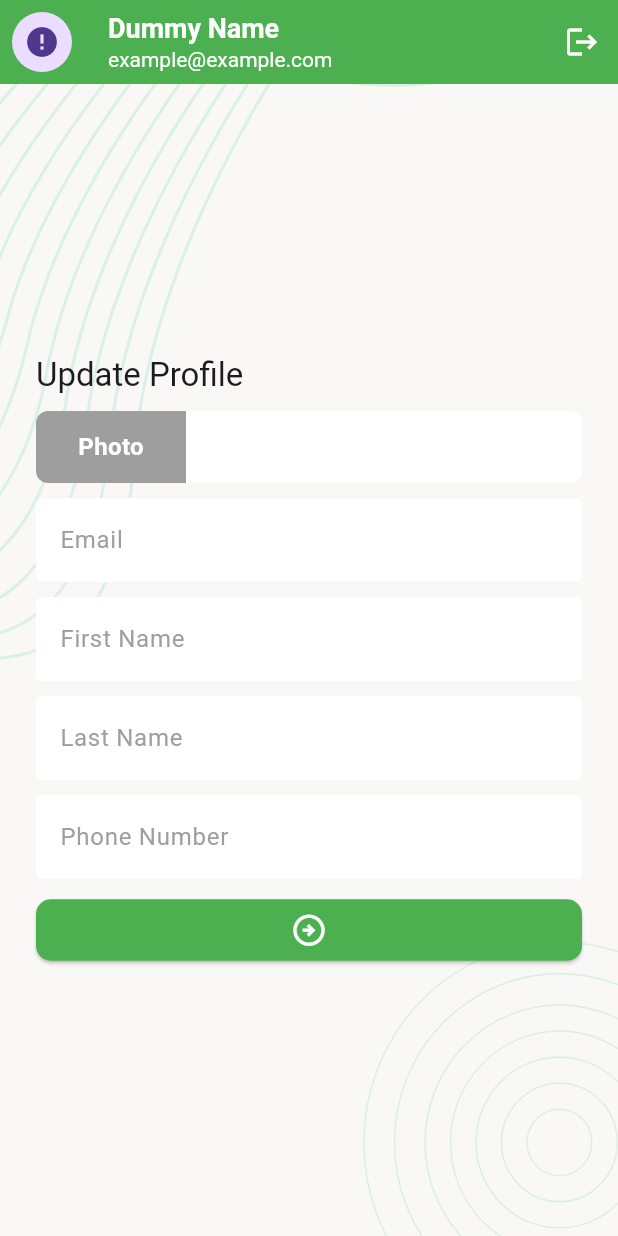
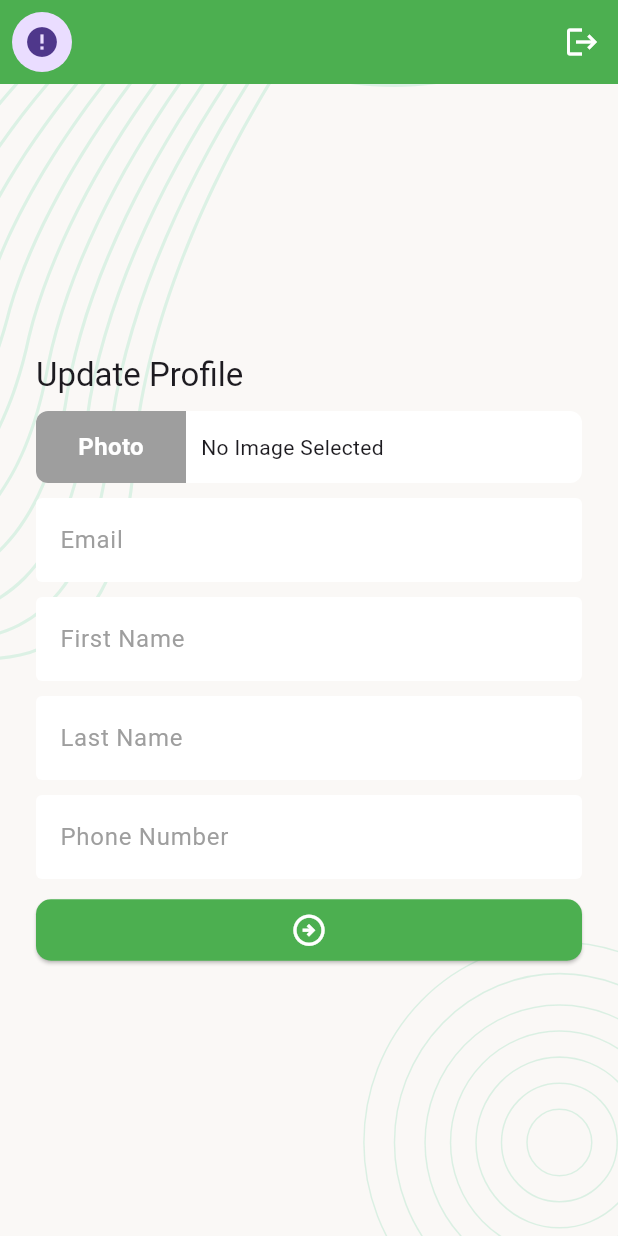
Before and after one commit to nomanbhuiyan53/TaskManagerFlutter, a Flutter app: the UpdateProfileScreen screen opened directly, on a phone screen of 412 x 824 dp. Run offline on Flutter 3.47's test engine with Material 3 defaults, Android fonts, the phone set to English and light mode, and no system bars; drawn by our look-alikes of cached_network_image; our stand-ins replace flutter_svg, image_picker, pin_code_fields, shared_preferences; missing offline and left inert: dart:ffi; accounts and stored records are empty; network calls fail.

Commit message:
28-08-2024

```diff
--- a/lib/ui/controllers/auth_controller.dart
+++ b/lib/ui/controllers/auth_controller.dart
@@ -32,6 +32,11 @@ class AuthController{
      return userInfo;
    }
 
+   static Future<void> clearData() async {
+     SharedPreferences sharedPreferences = await SharedPreferences.getInstance();
+     await sharedPreferences.clear();
+   }
+
    static Future<bool> checkAuthState() async {
      String? token = await getAccessToken();
      if(token == '') return false;
--- a/lib/ui/screen/page/update_profile_screen.dart
+++ b/lib/ui/screen/page/update_profile_screen.dart
@@ -1,6 +1,9 @@
 import 'package:flutter/material.dart';
+import 'package:image_picker/image_picker.dart';
 import 'package:tasksystem/ui/widgets/backgroud_widget.dart';
 import 'package:tasksystem/ui/widgets/profile_app_bar.dart';
+
+import '../../controllers/auth_controller.dart';
 
 class UpdateProfileScreen extends StatefulWidget {
   const UpdateProfileScreen({super.key});
@@ -10,13 +13,23 @@ class UpdateProfileScreen extends StatefulWidget {
 }
 
 class _UpdateProfileScreenState extends State<UpdateProfileScreen> {
-
   final _emailController = TextEditingController();
   final _firstNameController = TextEditingController();
   final _lastNameController = TextEditingController();
   final _phoneNameController = TextEditingController();
 
   final GlobalKey<FormState> _formKey = GlobalKey<FormState>();
+
+  XFile? _imageFile;
+
+  @override
+  void initState() {
+    super.initState();
+    _emailController.text = AuthController.userData?.email ?? '';
+    _firstNameController.text = AuthController.userData?.firstName ?? '';
+    _lastNameController.text = AuthController.userData?.lastName ?? '';
+    _phoneNameController.text = AuthController.userData?.mobile ?? '';
+  }
 
   @override
   Widget build(BuildContext context) {
@@ -32,32 +45,46 @@ class _UpdateProfileScreenState extends State<UpdateProfileScreen> {
                 mainAxisAlignment: MainAxisAlignment.center,
                 crossAxisAlignment: CrossAxisAlignment.start,
                 children: [
-                  Text('Update Profile',style: Theme.of(context).textTheme.titleLarge,),
-                  const SizedBox(height: 10,),
+                  Text(
+                    'Update Profile',
+                    style: Theme.of(context).textTheme.titleLarge,
+                  ),
+                  const SizedBox(
+                    height: 10,
+                  ),
                   _buildPhotoPickerWidget(),
-                  const SizedBox(height: 10,),
+                  const SizedBox(
+                    height: 10,
+                  ),
                   TextFormField(
                     controller: _emailController,
                     keyboardType: TextInputType.emailAddress,
+                    enabled: true,
                     decoration: const InputDecoration(
                       hintText: 'Email',
                     ),
                   ),
-                  const SizedBox(height: 10,),
+                  const SizedBox(
+                    height: 10,
+                  ),
                   TextFormField(
                     controller: _firstNameController,
                     decoration: const InputDecoration(
                       hintText: 'First Name',
                     ),
                   ),
-                  const SizedBox(height: 10,),
+                  const SizedBox(
+                    height: 10,
+                  ),
                   TextFormField(
                     controller: _lastNameController,
                     decoration: const InputDecoration(
                       hintText: 'Last Name',
                     ),
                   ),
-                  const SizedBox(height: 10,),
+                  const SizedBox(
+                    height: 10,
+                  ),
                   TextFormField(
                     controller: _phoneNameController,
                     keyboardType: TextInputType.phone,
@@ -65,8 +92,15 @@ class _UpdateProfileScreenState extends State<UpdateProfileScreen> {
                       hintText: 'Phone Number',
                     ),
                   ),
-                  const SizedBox(height: 10,),
-                  ElevatedButton(onPressed: (){}, child: const Icon(Icons.arrow_circle_right_outlined,size: 25,)),
+                  const SizedBox(
+                    height: 10,
+                  ),
+                  ElevatedButton(
+                      onPressed: () {},
+                      child: const Icon(
+                        Icons.arrow_circle_right_outlined,
+                        size: 25,
+                      )),
                 ],
               ),
             ),
@@ -77,7 +111,9 @@ class _UpdateProfileScreenState extends State<UpdateProfileScreen> {
   }
 
   Widget _buildPhotoPickerWidget() {
-    return Container(
+    return GestureDetector(
+      onTap: _profileImagePiker,
+      child: Container(
         width: double.maxFinite,
         height: 48,
         decoration: BoxDecoration(
@@ -85,10 +121,12 @@ class _UpdateProfileScreenState extends State<UpdateProfileScreen> {
           borderRadius: BorderRadius.circular(8),
         ),
         alignment: Alignment.centerLeft,
-                child: Container(
+        child: Row(
+          children: [
+            Container(
               width: 100,
               height: 48,
-                  decoration:const BoxDecoration(
+              decoration: const BoxDecoration(
                 color: Colors.grey,
                 borderRadius: BorderRadius.only(
                   topLeft: Radius.circular(8),
@@ -96,10 +134,43 @@ class _UpdateProfileScreenState extends State<UpdateProfileScreen> {
                 ),
               ),
               alignment: Alignment.center,
-                  child:const Text('Photo',style: TextStyle(color: Colors.white,fontSize: 16,fontWeight: FontWeight.bold),),
+              child: const Text(
+                'Photo',
+                style: TextStyle(
+                    color: Colors.white,
+                    fontSize: 16,
+                    fontWeight: FontWeight.bold),
+              ),
+            ),
+            const SizedBox(
+              width: 10,
+            ),
+            Expanded(
+              child: Text(
+                _imageFile?.name ?? 'No Image Selected',
+                maxLines: 1,
+                style: const TextStyle(overflow: TextOverflow.ellipsis),
+              ),
+            ),
+          ],
+        ),
       ),
     );
   }
+
+  Future<void> _profileImagePiker() async {
+    final imagePicker = ImagePicker();
+    final XFile? result =
+        await imagePicker.pickImage(source: ImageSource.camera);
+
+    if (result != null) {
+      _imageFile = result;
+      if (mounted) {
+        setState(() {});
+      }
+    }
+  }
+
   @override
   void dispose() {
     _emailController.dispose();
--- a/lib/ui/widgets/profile_app_bar.dart
+++ b/lib/ui/widgets/profile_app_bar.dart
@@ -1,24 +1,34 @@
 import 'package:flutter/material.dart';
 
+import '../controllers/auth_controller.dart';
 import '../screen/page/update_profile_screen.dart';
+import '../screen/sign_in_screen.dart';
 import '../utility/app_colors.dart';
 import 'network_cached_image.dart';
 
-AppBar buildAppBar(context,[bool isUpdateProfileScreen = false]) {
+AppBar buildAppBar(context, [bool isUpdateProfileScreen = false]) {
   return AppBar(
     backgroundColor: AppColors.primaryColor,
     title: GestureDetector(
       onTap: () {
-        if(isUpdateProfileScreen) return;
-        Navigator.push(context, MaterialPageRoute(builder: (context) => const UpdateProfileScreen()));
+        if (isUpdateProfileScreen) return;
+        Navigator.push(
+            context,
+            MaterialPageRoute(
+                builder: (context) => const UpdateProfileScreen()));
       },
-      child: const Column(
+      child: Column(
         crossAxisAlignment: CrossAxisAlignment.start,
         children: [
-          Text("Dummy Name", style: TextStyle(
-              fontSize: 18, color: Colors.white, fontWeight: FontWeight.bold),),
-          Text("example@example.com",
-            style: TextStyle(fontSize: 14, color: Colors.white),),
+          Text(
+            AuthController.userData?.fullName ?? '',
+            style: const TextStyle(
+                fontSize: 18, color: Colors.white, fontWeight: FontWeight.bold),
+          ),
+          Text(
+            AuthController.userData?.email ?? '',
+            style: const TextStyle(fontSize: 14, color: Colors.white),
+          ),
         ],
       ),
     ),
@@ -30,8 +40,18 @@ AppBar buildAppBar(context,[bool isUpdateProfileScreen = false]) {
       ),
     ),
     actions: [
-      IconButton(onPressed: () {},
-          icon: const Icon(Icons.logout, color: Colors.white,))
+      IconButton(
+          onPressed: () async {
+            await AuthController.clearData();
+            Navigator.pushAndRemoveUntil(
+                context,
+                MaterialPageRoute(builder: (context) => const SignInScreen()),
+                (route) => false);
+          },
+          icon: const Icon(
+            Icons.logout,
+            color: Colors.white,
+          ))
     ],
   );
 }
--- a/pubspec.yaml
+++ b/pubspec.yaml
@@ -18,6 +18,7 @@ dependencies:
   cached_network_image: ^3.4.1
   http: ^1.2.2
   shared_preferences: ^2.3.2
+  image_picker: ^1.1.2
 
 
 dev_dependencies:
```
Also changed, not shown: lib/data/models/UserModel.dart (+10 -6 lines), pubspec.lock, 2 other files. Lines whose indentation alone changed are shown as unchanged.
